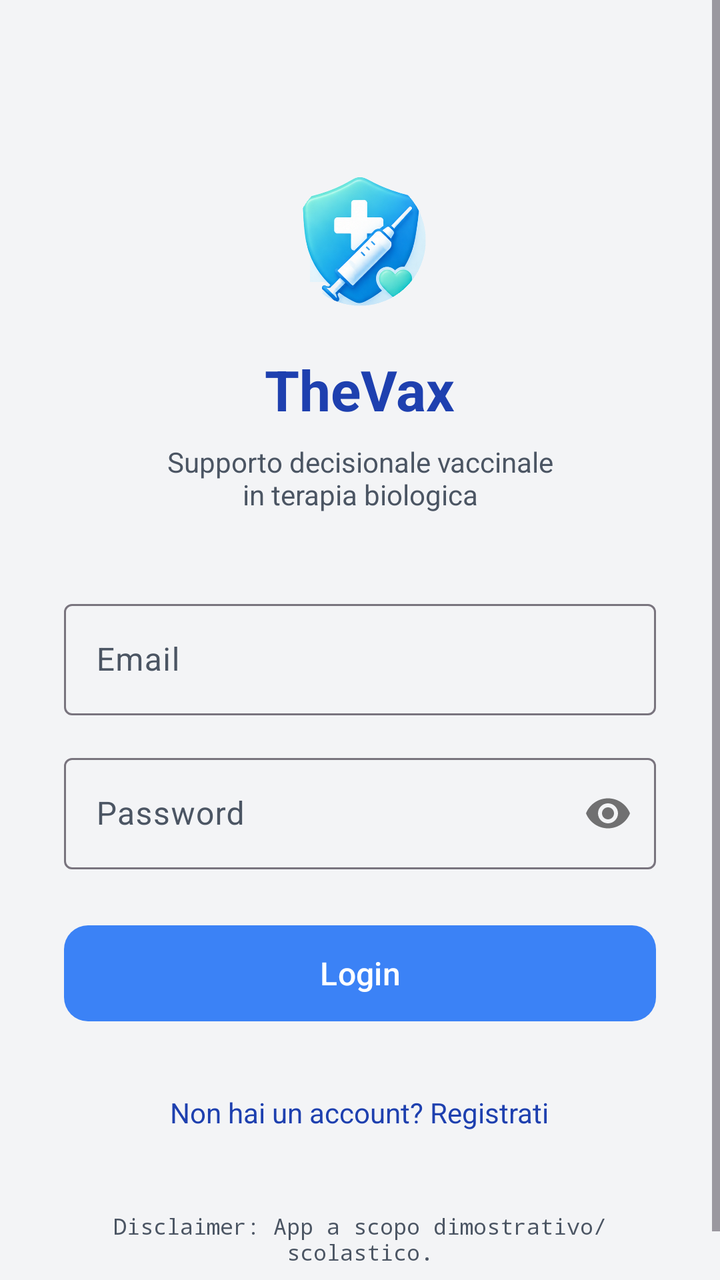
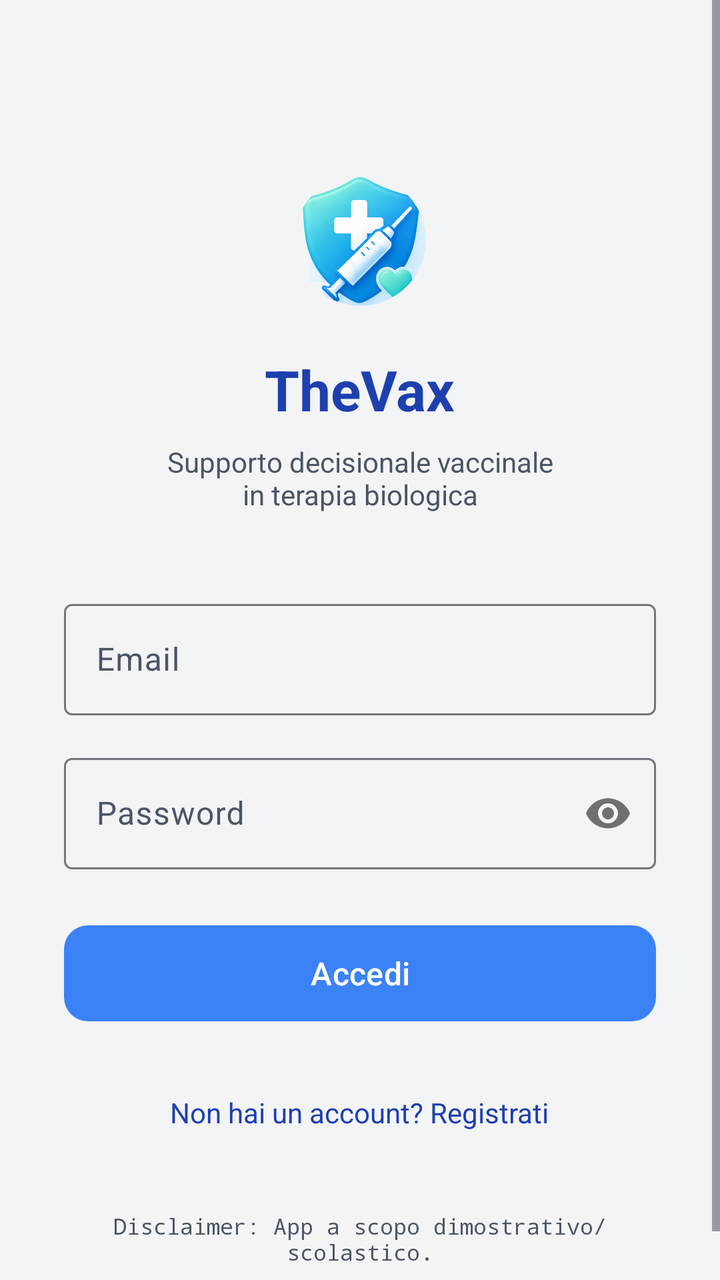

An Android layout rendered at two revisions. The XML below is the earlier revision; the diff shows what the commit changed to produce the second picture.
<!-- AndroidManifest.xml: application theme Theme.Thevax -->
<!-- res/layout/activity_login.xml -->
<?xml version="1.0" encoding="utf-8"?>
<ScrollView xmlns:android="http://schemas.android.com/apk/res/android"
    xmlns:app="http://schemas.android.com/apk/res-auto"
    android:id="@+id/login"
    android:layout_width="match_parent"
    android:layout_height="match_parent"
    android:background="@color/background"
    android:fillViewport="true">

    <LinearLayout
        android:layout_width="match_parent"
        android:layout_height="wrap_content"
        android:orientation="vertical"
        android:gravity="center_horizontal"
        android:padding="32dp">

        <ImageView
            android:layout_width="80dp"
            android:layout_height="80dp"
            android:layout_marginTop="48dp"
            android:layout_marginBottom="16dp"
            android:src="@drawable/ic_launcher_foreground"/>

        <TextView
            android:layout_width="wrap_content"
            android:layout_height="wrap_content"
            android:text="TheVax"
            android:textSize="28sp"
            android:textStyle="bold"
            android:textColor="@color/primary"
            android:layout_marginBottom="8dp" />

        <TextView
            android:layout_width="wrap_content"
            android:layout_height="wrap_content"
            android:text="Supporto decisionale vaccinale\nin terapia biologica"
            android:textSize="14sp"
            android:textColor="@color/text_secondary"
            android:gravity="center"
            android:layout_marginBottom="40dp" />

        <com.google.android.material.textfield.TextInputLayout
            style="@style/Widget.Material3.TextInputLayout.OutlinedBox"
            android:layout_width="match_parent"
            android:layout_height="wrap_content"
            android:layout_gravity="center_horizontal"
            android:maxWidth="488dp"
            android:hint="Email"
            android:layout_marginBottom="16dp">

            <com.google.android.material.textfield.TextInputEditText
                android:id="@+id/etEmail"
                android:layout_width="match_parent"
                android:layout_height="wrap_content"
                android:maxWidth="488dp"
                android:inputType="textEmailAddress" />
        </com.google.android.material.textfield.TextInputLayout>

        <com.google.android.material.textfield.TextInputLayout
            style="@style/Widget.Material3.TextInputLayout.OutlinedBox"
            android:layout_width="match_parent"
            android:layout_height="wrap_content"
            android:layout_gravity="center_horizontal"
            android:maxWidth="488dp"
            android:hint="Password"
            app:passwordToggleEnabled="true"
            android:layout_marginBottom="24dp">

            <com.google.android.material.textfield.TextInputEditText
                android:id="@+id/etPassword"
                android:layout_width="match_parent"
                android:layout_height="wrap_content"
                android:maxWidth="488dp"
                android:inputType="textPassword" />
        </com.google.android.material.textfield.TextInputLayout>

        <com.google.android.material.button.MaterialButton
            android:id="@+id/btnLogin"
            android:layout_width="match_parent"
            android:layout_height="56dp"
            android:layout_gravity="center_horizontal"
            android:maxWidth="320dp"
            android:text="Login"
            android:textSize="16sp"
            app:backgroundTint="@color/secondary"
            app:cornerRadius="12dp" />

        <TextView
            android:id="@+id/tvRegister"
            android:layout_width="wrap_content"
            android:layout_height="wrap_content"
            android:text="Non hai un account? Registrati"
            android:textColor="@color/primary"
            android:textSize="14sp"
            android:layout_marginTop="24dp"
            android:padding="8dp" />

        <TextView
            android:layout_width="match_parent"
            android:layout_height="wrap_content"
            android:text="Disclaimer: App a scopo dimostrativo/scolastico."
            android:textSize="11sp"
            android:textColor="@color/text_secondary"
            android:gravity="center"
            android:layout_marginTop="32dp"
            android:fontFamily="monospace" />

    </LinearLayout>
</ScrollView>
<!-- resources referenced by this layout -->
<resources>
  <color name="background">#F3F4F6</color>
  <color name="primary">#1E40AF</color>
  <color name="secondary">#3B82F6</color>
  <color name="text_secondary">#4B5563</color>
  <!-- drawable ic_launcher_foreground: webp bitmap (drawable, 109690 bytes) -->
  <style name="Theme.Thevax" parent="Base.Theme.Thevax" />
  <style name="Base.Theme.Thevax" parent="Theme.Material3.DayNight.NoActionBar">
          <item name="colorPrimary">@color/md_theme_light_primary</item>
          <item name="colorOnPrimary">@color/md_theme_light_onPrimary</item>
          <item name="colorPrimaryContainer">@color/md_theme_light_primaryContainer</item>
          <item name="colorOnPrimaryContainer">@color/md_theme_light_onPrimaryContainer</item>
          <item name="colorSecondary">@color/md_theme_light_secondary</item>
          <item name="colorOnSecondary">@color/md_theme_light_onSecondary</item>
          <item name="colorSecondaryContainer">@color/md_theme_light_secondaryContainer</item>
          <item name="colorOnSecondaryContainer">@color/md_theme_light_onSecondaryContainer</item>
  
          <item name="android:windowBackground">@color/md_theme_light_background</item>
          <item name="colorSurface">@color/md_theme_light_surface</item>
          <item name="colorOnSurface">@color/md_theme_light_onSurface</item>
          <item name="colorOnSurfaceVariant">@color/md_theme_light_onSurfaceVariant</item>
          <item name="android:editTextColor">@color/md_theme_light_onSurface</item>
  
          <item name="android:statusBarColor">@color/md_theme_light_background</item>
          <item name="android:windowLightStatusBar">true</item>
      </style>
  <color name="md_theme_light_primary">#1E40AF</color>
  <color name="md_theme_light_onPrimary">#FFFFFF</color>
  <color name="md_theme_light_primaryContainer">#DBEAFE</color>
  <color name="md_theme_light_onPrimaryContainer">#1E3A8A</color>
  <color name="md_theme_light_secondary">#3B82F6</color>
  <color name="md_theme_light_onSecondary">#FFFFFF</color>
  <color name="md_theme_light_secondaryContainer">#EFF6FF</color>
  <color name="md_theme_light_onSecondaryContainer">#1E40AF</color>
  <color name="md_theme_light_background">#F3F4F6</color>
  <color name="md_theme_light_surface">#FFFFFF</color>
  <color name="md_theme_light_onSurface">#111827</color>
  <color name="md_theme_light_onSurfaceVariant">#4B5563</color>
</resources>

<!-- the commit's change to res/layout/activity_login.xml (unified diff, before → after) -->
@@ -24,7 +24,7 @@
         <TextView
             android:layout_width="wrap_content"
             android:layout_height="wrap_content"
-            android:text="TheVax"
+            android:text="@string/app_name"
             android:textSize="28sp"
             android:textStyle="bold"
             android:textColor="@color/primary"
@@ -33,7 +33,7 @@
         <TextView
             android:layout_width="wrap_content"
             android:layout_height="wrap_content"
-            android:text="Supporto decisionale vaccinale\nin terapia biologica"
+            android:text="@string/app_description"
             android:textSize="14sp"
             android:textColor="@color/text_secondary"
             android:gravity="center"
@@ -45,7 +45,7 @@
             android:layout_height="wrap_content"
             android:layout_gravity="center_horizontal"
             android:maxWidth="488dp"
-            android:hint="Email"
+            android:hint="@string/email"
             android:layout_marginBottom="16dp">
 
             <com.google.android.material.textfield.TextInputEditText
@@ -62,7 +62,7 @@
             android:layout_height="wrap_content"
             android:layout_gravity="center_horizontal"
             android:maxWidth="488dp"
-            android:hint="Password"
+            android:hint="@string/password"
             app:passwordToggleEnabled="true"
             android:layout_marginBottom="24dp">
 
@@ -80,7 +80,7 @@
             android:layout_height="56dp"
             android:layout_gravity="center_horizontal"
             android:maxWidth="320dp"
-            android:text="Login"
+            android:text="@string/login"
             android:textSize="16sp"
             app:backgroundTint="@color/secondary"
             app:cornerRadius="12dp" />
@@ -89,7 +89,7 @@
             android:id="@+id/tvRegister"
             android:layout_width="wrap_content"
             android:layout_height="wrap_content"
-            android:text="Non hai un account? Registrati"
+            android:text="@string/no_account"
             android:textColor="@color/primary"
             android:textSize="14sp"
             android:layout_marginTop="24dp"
@@ -98,7 +98,7 @@
         <TextView
             android:layout_width="match_parent"
             android:layout_height="wrap_content"
-            android:text="Disclaimer: App a scopo dimostrativo/scolastico."
+            android:text="@string/app_disclaimer"
             android:textSize="11sp"
             android:textColor="@color/text_secondary"
             android:gravity="center"
<!-- resource entries referenced after the edit -->
@@ -5,6 +5,13 @@
   <color name="secondary">#3B82F6</color>
   <color name="text_secondary">#4B5563</color>
   <!-- drawable ic_launcher_foreground: webp bitmap (drawable, 109690 bytes) -->
+  <string name="app_description">Supporto decisionale vaccinale\nin terapia biologica</string>
+  <string name="app_disclaimer">Disclaimer: App a scopo dimostrativo/scolastico.</string>
+  <string name="app_name">TheVax</string>
+  <string name="email">Email</string>
+  <string name="login">Accedi</string>
+  <string name="no_account">Non hai un account? Registrati</string>
+  <string name="password">Password</string>
   <style name="Theme.Thevax" parent="Base.Theme.Thevax" />
   <style name="Base.Theme.Thevax" parent="Theme.Material3.DayNight.NoActionBar">
           <item name="colorPrimary">@color/md_theme_light_primary</item>
